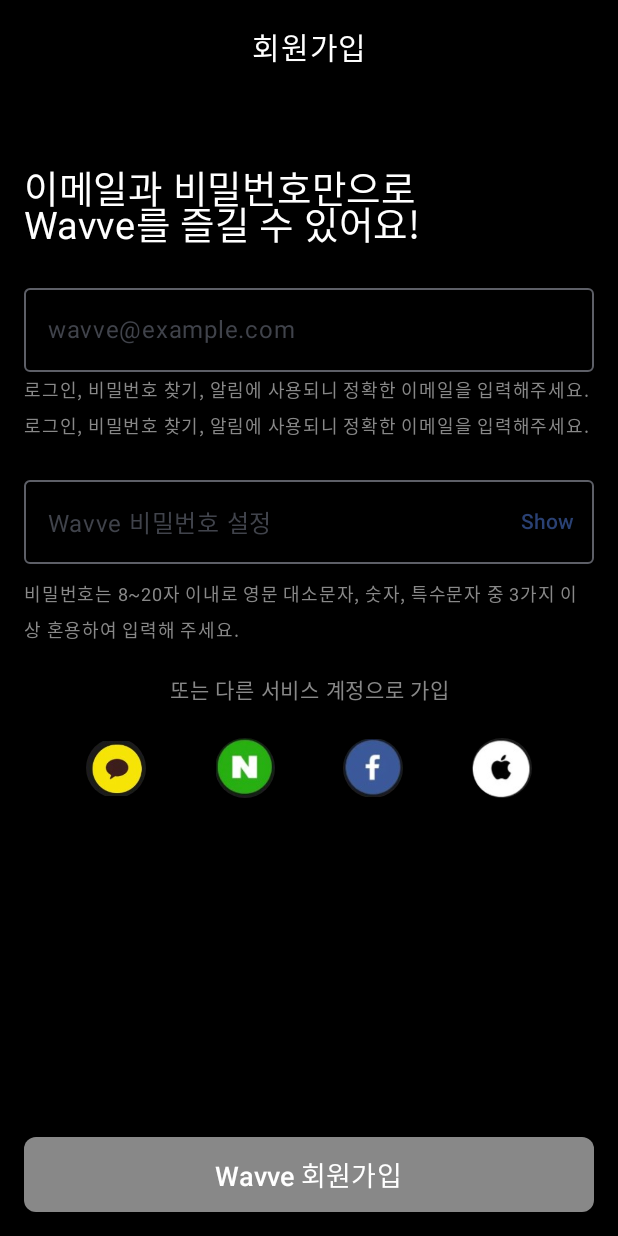
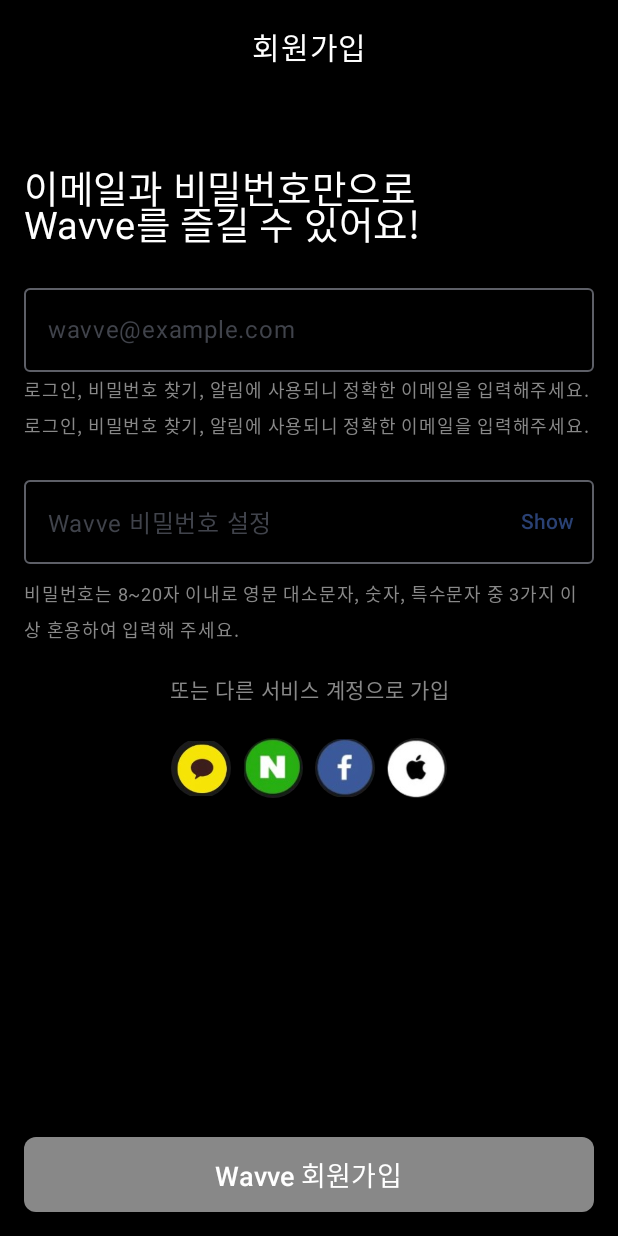
Before and after one commit to AND-SOPT-ANDROID/jaewon-jang, an Android app built with Jetpack Compose: the SignUpScreen screen opened through its navigation route, on a phone screen of 412 x 824 dp. Run offline under Robolectric (Android 15) with nearby library versions, the phone set to English and light mode, and no system bars; our stand-ins replace livedata-compose.

Commit message:
SocialIcon 컴포넌트 수정

```diff
--- a/app/src/main/java/org/sopt/and/auth/component/SocialSiginInRow.kt
+++ b/app/src/main/java/org/sopt/and/auth/component/SocialSiginInRow.kt
@@ -8,53 +8,15 @@
 import androidx.compose.ui.graphics.Color
 import androidx.compose.ui.res.painterResource
 import androidx.compose.ui.unit.dp
-import org.sopt.and.R
 
-// SocialLoginIcon(SignIn, SignUp)
 @Composable
-fun KakaoLoginIcon(onClick: () -> Unit = {}) {
+fun SocialLoginIcon(iconResId: Int, contentDescription: String, onClick: () -> Unit = {}) {
     IconButton(onClick = onClick) {
         Icon(
-            painter = painterResource(id = R.drawable.kakao1),
-            contentDescription = "Kakao",
+            painter = painterResource(id = iconResId),
+            contentDescription = contentDescription,
             tint = Color.Unspecified,
             modifier = Modifier.size(48.dp)
         )
     }
 }
-
-@Composable
-fun NaverLoginIcon(onClick: () -> Unit = {}) {
-    IconButton(onClick = onClick) {
-        Icon(
-            painter = painterResource(id = R.drawable.naver1),
-            contentDescription = "Naver",
-            tint = Color.Unspecified,
-            modifier = Modifier.size(48.dp)
-        )
-    }
-}
-
-@Composable
-fun FacebookLoginIcon(onClick: () -> Unit = {}) {
-    IconButton(onClick = onClick) {
-        Icon(
-            painter = painterResource(id = R.drawable.facebook1),
-            contentDescription = "Facebook",
-            tint = Color.Unspecified,
-            modifier = Modifier.size(48.dp)
-        )
-    }
-}
-
-@Composable
-fun AppleLoginIcon(onClick: () -> Unit = {}) {
-    IconButton(onClick = onClick) {
-        Icon(
-            painter = painterResource(id = R.drawable.apple1),
-            contentDescription = "Apple",
-            tint = Color.Unspecified,
-            modifier = Modifier.size(48.dp)
-        )
-    }
-}
--- a/app/src/main/java/org/sopt/and/auth/screen/SignInScreen.kt
+++ b/app/src/main/java/org/sopt/and/auth/screen/SignInScreen.kt
@@ -18,14 +18,11 @@
 import androidx.compose.ui.tooling.preview.Preview
 import org.sopt.and.R
 import org.sopt.and.auth.viewmodel.SignInViewModel
-import org.sopt.and.auth.component.AppleLoginIcon
-import org.sopt.and.auth.component.FacebookLoginIcon
-import org.sopt.and.auth.component.KakaoLoginIcon
 import org.sopt.and.auth.component.SignInLoginButton
 import org.sopt.and.auth.component.SignInLoginField
-import org.sopt.and.auth.component.NaverLoginIcon
 import org.sopt.and.auth.component.SignInPasswordField
 import androidx.lifecycle.viewmodel.compose.viewModel
+import org.sopt.and.auth.component.SocialLoginIcon
 
 
 @Composable
@@ -101,14 +98,11 @@
 
         Spacer(modifier = Modifier.height(16.dp))
 
-        Row(
-            modifier = Modifier.fillMaxWidth(),
-            horizontalArrangement = Arrangement.SpaceEvenly
-        ) {
-            KakaoLoginIcon { /* Kakao 로그인 클릭 시 동작 */ }
-            NaverLoginIcon { /* Naver 로그인 클릭 시 동작 */ }
-            FacebookLoginIcon { /* Facebook 로그인 클릭 시 동작 */ }
-            AppleLoginIcon { /* Apple 로그인 클릭 시 동작 */ }
+        Row {
+            SocialLoginIcon(iconResId = R.drawable.kakao1, contentDescription = "Kakao") { /* Kakao 로그인 동작 */ }
+            SocialLoginIcon(iconResId = R.drawable.naver1, contentDescription = "Naver") { /* Naver 로그인 동작 */ }
+            SocialLoginIcon(iconResId = R.drawable.facebook1, contentDescription = "Facebook") { /* Facebook 로그인 동작 */ }
+            SocialLoginIcon(iconResId = R.drawable.apple1, contentDescription = "Apple") { /* Apple 로그인 동작 */ }
         }
 
         Spacer(modifier = Modifier.weight(1f))
--- a/app/src/main/java/org/sopt/and/auth/screen/SignUpScreen.kt
+++ b/app/src/main/java/org/sopt/and/auth/screen/SignUpScreen.kt
@@ -15,14 +15,12 @@
 import androidx.compose.ui.unit.dp
 import androidx.compose.ui.unit.sp
 import org.sopt.and.auth.viewmodel.SignUpViewModel
-import org.sopt.and.auth.component.AppleLoginIcon
 import org.sopt.and.auth.component.SignUpEmailInputField
-import org.sopt.and.auth.component.FacebookLoginIcon
-import org.sopt.and.auth.component.KakaoLoginIcon
-import org.sopt.and.auth.component.NaverLoginIcon
 import org.sopt.and.auth.component.SignUpPasswordInputField
 import org.sopt.and.auth.component.SignUpButton
 import androidx.lifecycle.viewmodel.compose.viewModel
+import org.sopt.and.R
+import org.sopt.and.auth.component.SocialLoginIcon
 
 @Composable
 fun SignUpScreen(
@@ -109,14 +107,11 @@
 
         Spacer(modifier = Modifier.height(16.dp))
 
-        Row(
-            modifier = Modifier.fillMaxWidth(),
-            horizontalArrangement = Arrangement.SpaceEvenly
-        ) {
-            KakaoLoginIcon { /* Kakao 로그인 클릭 시 동작 */ }
-            NaverLoginIcon { /* Naver 로그인 클릭 시 동작 */ }
-            FacebookLoginIcon { /* Facebook 로그인 클릭 시 동작 */ }
-            AppleLoginIcon { /* Apple 로그인 클릭 시 동작 */ }
+        Row {
+            SocialLoginIcon(iconResId = R.drawable.kakao1, contentDescription = "Kakao") { /* Kakao 로그인 동작 */ }
+            SocialLoginIcon(iconResId = R.drawable.naver1, contentDescription = "Naver") { /* Naver 로그인 동작 */ }
+            SocialLoginIcon(iconResId = R.drawable.facebook1, contentDescription = "Facebook") { /* Facebook 로그인 동작 */ }
+            SocialLoginIcon(iconResId = R.drawable.apple1, contentDescription = "Apple") { /* Apple 로그인 동작 */ }
         }
 
         Spacer(modifier = Modifier.weight(1f))
```
